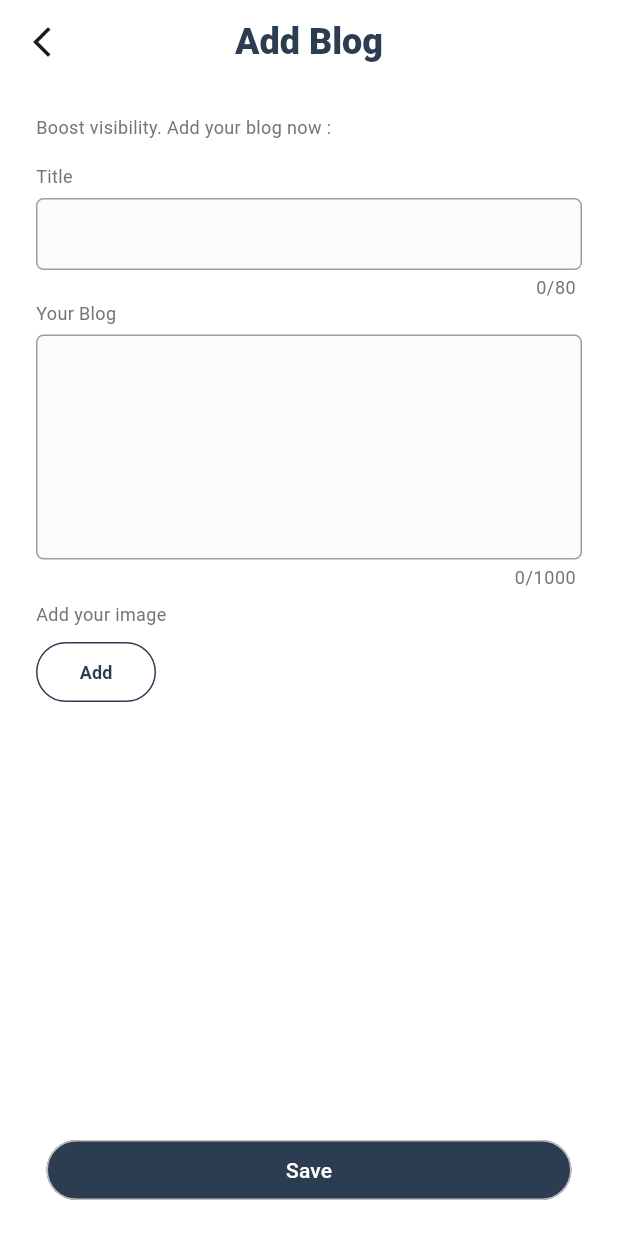
After one commit to abderrahmaneknc/2cpProjectFront, a Flutter app: the AddBLog screen opened directly, on a phone screen of 412 x 824 dp. The commit adds this screen. Run offline on Flutter 3.47's test engine with Material 3 defaults, Android fonts, the phone set to English and light mode, and no system bars; our stand-ins replace smooth_page_indicator; missing offline and left inert: dart:ffi.

Commit message:
Add Blog paige is done

```diff
--- /dev/null
+++ b/lib/addBlog.dart
@@ -0,0 +1,136 @@
+import 'package:flutter/material.dart';
+import 'package:prj/textfield2all.dart';
+
+import 'elvButton.dart';
+
+class AddBLog extends StatelessWidget {
+  const AddBLog({Key? key});
+
+  @override
+  Widget build(BuildContext context) {
+    return Scaffold(
+      backgroundColor: Colors.white,
+      appBar: AppBar(
+        leading: IconButton(
+          icon: Icon(Icons.arrow_back_ios_new),
+          onPressed: () {
+            Navigator.pop(context);
+          },
+        ),
+        backgroundColor: Colors.transparent,
+        title: Text(
+          'Add Blog',
+          style: TextStyle(
+            color: Color(0xFF2D3D51),
+            fontSize: 24,
+            fontWeight: FontWeight.w800,
+          ),
+        ),
+        centerTitle: true,
+      ),
+      body: Column(
+        crossAxisAlignment: CrossAxisAlignment.start,
+        children: [
+          Padding(
+            padding: const EdgeInsets.only(top: 20.0, left: 24, right: 24),
+            child: Column(
+              crossAxisAlignment: CrossAxisAlignment.start,
+              children: [
+                Text(
+                  'Boost visibility. Add your blog now :',
+                  style: TextStyle(
+                    fontSize: 12,
+                    color: Colors.grey[600],
+                  ),
+                ),
+                SizedBox(height: 16),
+                Text(
+                  'Title',
+                  style: TextStyle(
+                    fontSize: 12,
+                    color: Colors.grey[600],
+                  ),
+                ),
+                SizedBox(
+                  height: 6,
+                ),
+                Textfieldd2(
+                  texthint: '',
+                  size: 16,
+                  color: Color(0xFF2D3D51),
+                  weight: FontWeight.w400,
+                  maxCharacters: 80,
+                ),
+                SizedBox(height: 0),
+                Text(
+                  'Your Blog',
+                  style: TextStyle(
+                    fontSize: 12,
+                    color: Colors.grey[600],
+                  ),
+                ),
+                SizedBox(
+                  height: 6,
+                ),
+                Textfieldd2(
+                  texthint: '',
+                  size: 100,
+                  color: Color(0xFF2D3D51),
+                  weight: FontWeight.w400,
+                  maxCharacters: 1000,
+                ),
+                SizedBox(height: 8),
+                Text(
+                  'Add your image',
+                  style: TextStyle(
+                    fontSize: 12,
+                    color: Colors.grey[600],
+                  ),
+                ),
+                SizedBox(
+                  height: 6,
+                ),
+                ElevatedButton(
+                  onPressed: () {},
+                  style: ButtonStyle(
+                    elevation: MaterialStateProperty.all(0),
+                    fixedSize: MaterialStateProperty.all(Size(80, 5)),
+                    backgroundColor: MaterialStateProperty.all(Colors.white),
+                    shape: MaterialStateProperty.all<RoundedRectangleBorder>(
+                      RoundedRectangleBorder(
+                        borderRadius: BorderRadius.circular(20.0),
+                        side: BorderSide(
+                          color: Color(0xFF2D3D51),
+                        ),
+                      ),
+                    ),
+                  ),
+                  child: Text(
+                    'Add',
+                    style: TextStyle(
+                      fontWeight: FontWeight.bold,
+                      color: Color(0xFF2D3D51),
+                      fontSize: 12,
+                    ),
+                  ),
+                )
+              ],
+            ),
+          ),
+          Spacer(), // To push the button to the bottom
+          Padding(
+            padding: const EdgeInsets.all(20.0),
+            child: Mybuttons(
+              text: 'Save',
+              color: Color(0xFF2D3D51),
+              logo: false,
+              assets: '',
+              txtcolor: Colors.white,
+              onPressed: () {},
+            ),
+          ),
+        ],
+      ),
+    );
+  }
+}
--- a/lib/digits.dart
+++ b/lib/digits.dart
@@ -12,7 +12,7 @@ class Digits extends StatelessWidget {
   @override
   Widget build(BuildContext context) {
     return Padding(
-      padding: const EdgeInsets.all(40.0),
+      padding: const EdgeInsets.only(top: 32, left: 24, right: 24, bottom: 32),
       child: Column(
         crossAxisAlignment: CrossAxisAlignment.start,
         children: <Widget>[
@@ -65,8 +65,7 @@ class Digits extends StatelessWidget {
                   padding: EdgeInsets.all(2),
                 ),
                 child: MyTxtButtons(
-                                        weight: FontWeight.normal,
-
+                  weight: FontWeight.normal,
                   text: 'Send again',
                   color: Color(0xFF2D3D51),
                   onPressed: () {},
--- a/lib/forgotpassword.dart
+++ b/lib/forgotpassword.dart
@@ -9,7 +9,7 @@ class buildSheet extends StatelessWidget {
   @override
   Widget build(BuildContext context) {
     return Padding(
-      padding: const EdgeInsets.all(40.0),
+      padding: const EdgeInsets.only(top: 32, left: 24, right: 24, bottom: 32),
       child: Column(
         crossAxisAlignment: CrossAxisAlignment.start,
         children: <Widget>[
@@ -39,9 +39,7 @@ class buildSheet extends StatelessWidget {
             icon: Icons.email_outlined,
             show: false,
           ),
-
-
-           SizedBox(
+          SizedBox(
             height: 30,
           ),
           Mybuttons(
--- a/lib/main.dart
+++ b/lib/main.dart
@@ -28,7 +28,7 @@ class MyApp extends StatelessWidget {
   Widget build(BuildContext context) {
     return MaterialApp(
       debugShowCheckedModeBanner: false,
-      initialRoute: '/',
+      initialRoute: '//////',
       routes: {
         '/': (context) => IntroductionPages(),
         '//': (context) => Welcback(),
--- a/lib/resetPassword.dart
+++ b/lib/resetPassword.dart
@@ -9,7 +9,7 @@ class MyRessetPass extends StatelessWidget {
   @override
   Widget build(BuildContext context) {
     return Padding(
-      padding: const EdgeInsets.all(40.0),
+      padding: const EdgeInsets.only(top: 32, left: 24, right: 24, bottom: 32),
       child: Column(
         crossAxisAlignment: CrossAxisAlignment.start,
         children: <Widget>[
```
